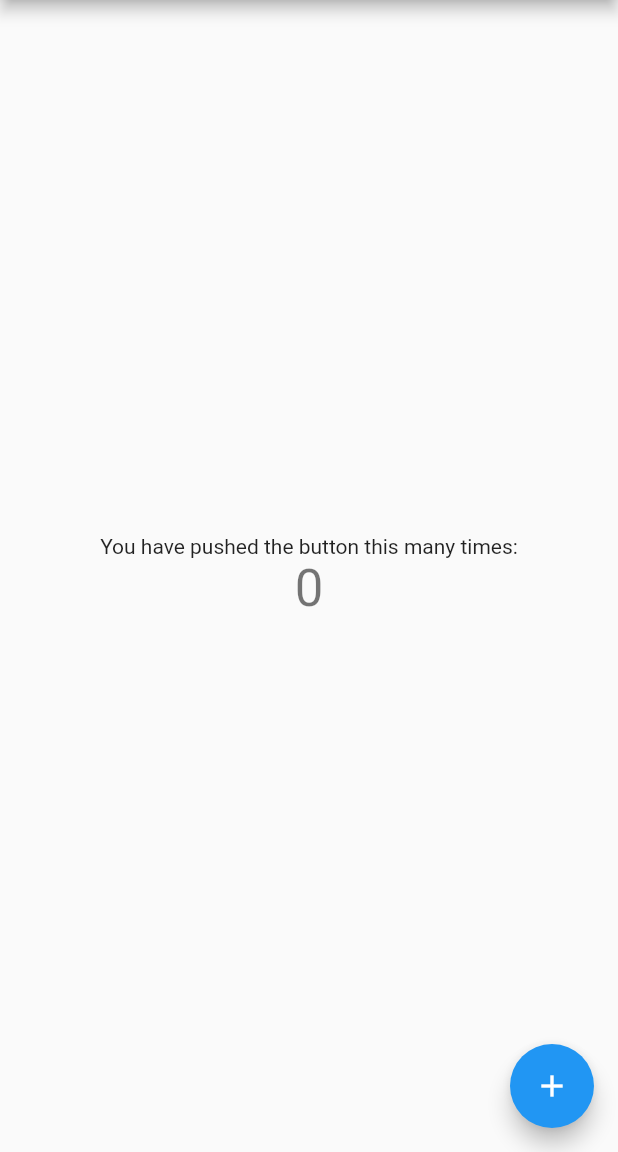
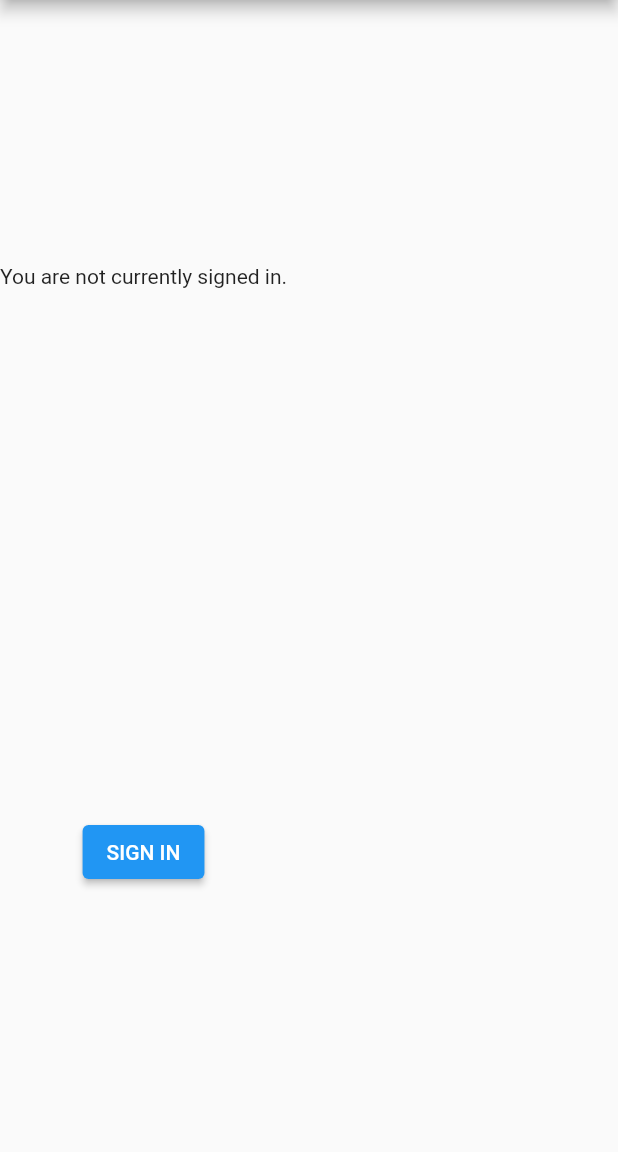
Before and after one commit to cloudju/GoogleLogin, a Flutter app: the screen it shows after launch, on a phone screen of 412 x 824 dp, the part 84-1236 px from its top. Run offline on Flutter 3.47's test engine with Material 2 defaults, Android fonts, the phone set to English and light mode, and no system bars; our stand-ins replace google_sign_in.

```diff
--- a/lib/main.dart
+++ b/lib/main.dart
@@ -1,4 +1,9 @@
+import 'dart:async';
+import 'dart:convert' show json;
+
+import "package:http/http.dart" as http;
 import 'package:flutter/material.dart';
+import 'package:google_sign_in/google_sign_in.dart';
 
 void main() {
   runApp(MyApp());
@@ -11,15 +16,6 @@ class MyApp extends StatelessWidget {
     return MaterialApp(
       title: 'Flutter Demo',
       theme: ThemeData(
-        // This is the theme of your application.
-        //
-        // Try running your application with "flutter run". You'll see the
-        // application has a blue toolbar. Then, without quitting the app, try
-        // changing the primarySwatch below to Colors.green and then invoke
-        // "hot reload" (press "r" in the console where you ran "flutter run",
-        // or simply save your changes to "hot reload" in a Flutter IDE).
-        // Notice that the counter didn't reset back to zero; the application
-        // is not restarted.
         primarySwatch: Colors.blue,
       ),
       home: MyHomePage(title: 'Flutter Demo Home Page'),
@@ -29,85 +25,137 @@ class MyApp extends StatelessWidget {
 
 class MyHomePage extends StatefulWidget {
   MyHomePage({Key key, this.title}) : super(key: key);
-
-  // This widget is the home page of your application. It is stateful, meaning
-  // that it has a State object (defined below) that contains fields that affect
-  // how it looks.
-
-  // This class is the configuration for the state. It holds the values (in this
-  // case the title) provided by the parent (in this case the App widget) and
-  // used by the build method of the State. Fields in a Widget subclass are
-  // always marked "final".
-
   final String title;
 
   @override
   _MyHomePageState createState() => _MyHomePageState();
 }
 
+GoogleSignIn _googleSignIn = GoogleSignIn(
+  scopes: <String>[
+    'email',
+    'https://www.googleapis.com/auth/contacts.readonly',
+  ],
+);
+
 class _MyHomePageState extends State<MyHomePage> {
-  int _counter = 0;
+  GoogleSignInAccount _currentUser;
+  String _contactText;
 
-  void _incrementCounter() {
+  @override
+  void initState() {
+    super.initState();
+    _googleSignIn.onCurrentUserChanged.listen((GoogleSignInAccount account) {
       setState(() {
-      // This call to setState tells the Flutter framework that something has
-      // changed in this State, which causes it to rerun the build method below
-      // so that the display can reflect the updated values. If we changed
-      // _counter without calling setState(), then the build method would not be
-      // called again, and so nothing would appear to happen.
-      _counter++;
+        _currentUser = account;
       });
+      if (_currentUser != null) {
+        _handleGetContact();
+      }
+    });
+    _googleSignIn.signInSilently();
   }
 
   @override
   Widget build(BuildContext context) {
-    // This method is rerun every time setState is called, for instance as done
-    // by the _incrementCounter method above.
-    //
-    // The Flutter framework has been optimized to make rerunning build methods
-    // fast, so that you can just rebuild anything that needs updating rather
-    // than having to individually change instances of widgets.
     return Scaffold(
         appBar: AppBar(
-        // Here we take the value from the MyHomePage object that was created by
-        // the App.build method, and use it to set our appbar title.
           title: Text(widget.title),
         ),
-      body: Center(
-        // Center is a layout widget. It takes a single child and positions it
-        // in the middle of the parent.
-        child: Column(
-          // Column is also a layout widget. It takes a list of children and
-          // arranges them vertically. By default, it sizes itself to fit its
-          // children horizontally, and tries to be as tall as its parent.
-          //
-          // Invoke "debug painting" (press "p" in the console, choose the
-          // "Toggle Debug Paint" action from the Flutter Inspector in Android
-          // Studio, or the "Toggle Debug Paint" command in Visual Studio Code)
-          // to see the wireframe for each widget.
-          //
-          // Column has various properties to control how it sizes itself and
-          // how it positions its children. Here we use mainAxisAlignment to
-          // center the children vertically; the main axis here is the vertical
-          // axis because Columns are vertical (the cross axis would be
-          // horizontal).
-          mainAxisAlignment: MainAxisAlignment.center,
+        body: _buildBody());
+  }
+
+  Future<void> _handleGetContact() async {
+    setState(() {
+      _contactText = "Loading contact info...";
+    });
+    final http.Response response = await http.get(
+      'https://people.googleapis.com/v1/people/me/connections'
+      '?requestMask.includeField=person.names',
+      headers: await _currentUser.authHeaders,
+    );
+    if (response.statusCode != 200) {
+      setState(() {
+        _contactText = "People API gave a ${response.statusCode} "
+            "response. Check logs for details.";
+      });
+      print('People API ${response.statusCode} response: ${response.body}');
+      return;
+    }
+    final Map<String, dynamic> data = json.decode(response.body);
+    final String namedContact = _pickFirstNamedContact(data);
+    setState(() {
+      if (namedContact != null) {
+        _contactText = "I see you know $namedContact!";
+      } else {
+        _contactText = "No contacts to display.";
+      }
+    });
+  }
+
+  String _pickFirstNamedContact(Map<String, dynamic> data) {
+    final List<dynamic> connections = data['connections'];
+    final Map<String, dynamic> contact = connections?.firstWhere(
+      (dynamic contact) => contact['names'] != null,
+      orElse: () => null,
+    );
+    if (contact != null) {
+      final Map<String, dynamic> name = contact['names'].firstWhere(
+        (dynamic name) => name['displayName'] != null,
+        orElse: () => null,
+      );
+      if (name != null) {
+        return name['displayName'];
+      }
+    }
+    return null;
+  }
+
+  Future<void> _handleSignIn() async {
+    try {
+      await _googleSignIn.signIn();
+    } catch (error) {
+      print(error);
+    }
+  }
+
+  Future<void> _handleSignOut() => _googleSignIn.disconnect();
+
+  Widget _buildBody() {
+    if (_currentUser != null) {
+      return Column(
+        mainAxisAlignment: MainAxisAlignment.spaceAround,
         children: <Widget>[
-            Text(
-              'You have pushed the button this many times:',
+          ListTile(
+            leading: GoogleUserCircleAvatar(
+              identity: _currentUser,
             ),
-            Text(
-              '$_counter',
-              style: Theme.of(context).textTheme.headline4,
+            title: Text(_currentUser.displayName ?? ''),
+            subtitle: Text(_currentUser.email ?? ''),
+          ),
+          const Text("Signed in successfully."),
+          Text(_contactText ?? ''),
+          ElevatedButton(
+            child: const Text('SIGN OUT'),
+            onPressed: _handleSignOut,
+          ),
+          ElevatedButton(
+            child: const Text('REFRESH'),
+            onPressed: _handleGetContact,
           ),
         ],
+      );
+    } else {
+      return Column(
+        mainAxisAlignment: MainAxisAlignment.spaceAround,
+        children: <Widget>[
+          const Text("You are not currently signed in."),
+          ElevatedButton(
+            child: const Text('SIGN IN'),
+            onPressed: _handleSignIn,
           ),
-      ),
-      floatingActionButton: FloatingActionButton(
-        onPressed: _incrementCounter,
-        tooltip: 'Increment',
-        child: Icon(Icons.add),
-      ), // This trailing comma makes auto-formatting nicer for build methods.
+        ],
       );
     }
   }
+}
--- a/pubspec.yaml
+++ b/pubspec.yaml
@@ -23,6 +23,9 @@ environment:
 dependencies:
   flutter:
     sdk: flutter
+
+  google_sign_in: ^4.5.9
+  http: ^0.12.0
 
 
   # The following adds the Cupertino Icons font to your application.
```
Also changed, not shown: pubspec.lock, 9 other files. Lines whose indentation alone changed are shown as unchanged.
